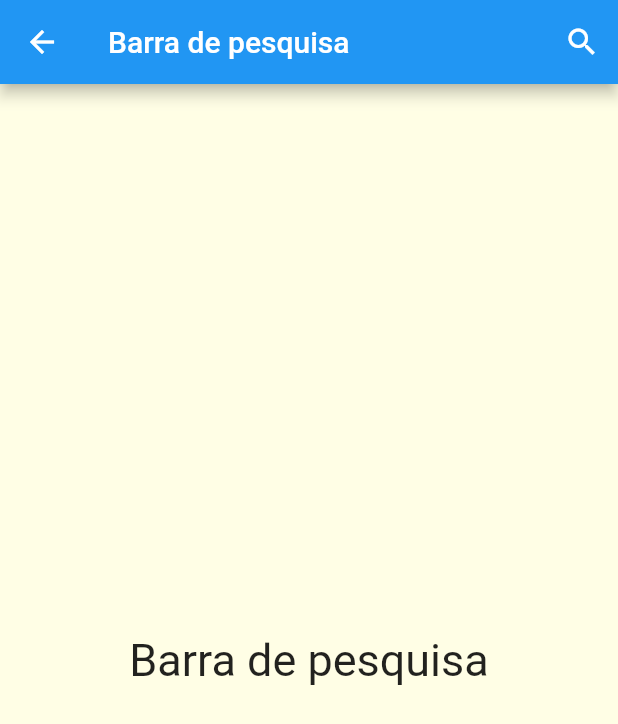
After one commit to Lucasdsf/Map4u, a Flutter app: the PesquisaScreen screen opened by its route, on a phone screen of 412 x 824 dp. The commit adds this screen. Shown: the top 724 px of the screen. Run offline on Flutter 3.47's test engine with Material 2 defaults, Android fonts, the phone set to English and light mode, and no system bars.

Commit message:
Tela de Pesquisa

```diff
--- a/map_for_u/lib/main.dart
+++ b/map_for_u/lib/main.dart
@@ -1,6 +1,7 @@
 import 'package:flutter/cupertino.dart';
 import 'package:flutter/material.dart';
 import 'package:map_for_u/screens/cadastro_screen.dart';
+import 'package:map_for_u/screens/pesquisa_screen.dart';
 import 'package:map_for_u/screens/rota_screen.dart';
 import 'package:map_for_u/utils/app_routes.dart';
 
@@ -22,6 +23,7 @@ class _Map4uState extends State<Map4u> {
         AppRoutes.HOME: (context) => MenuScreen(),
         AppRoutes.CADASTRAR:(context) => CadastroScreen(),
         AppRoutes.CADASTRAR_ROTA:(context) => RotaScreen(),
+        AppRoutes.PESQUISAR:(context) => PesquisaScreen(),
       }
     );
   }
--- /dev/null
+++ b/map_for_u/lib/screens/pesquisa_screen.dart
@@ -0,0 +1,34 @@
+import 'package:flutter/src/widgets/container.dart';
+import 'package:flutter/src/widgets/framework.dart';
+import 'package:flutter/material.dart';
+import 'package:map_for_u/data/botoes_cadastro.dart';
+import 'package:map_for_u/main.dart';
+import '../components/botaoRota_item.dart';
+import '../data/botoes_rota.dart';
+
+
+
+class PesquisaScreen extends StatelessWidget {
+  @override
+  Widget build(BuildContext context) {
+     return Scaffold(
+      appBar: AppBar(
+        title: const Text(
+          "Barra de pesquisa",
+        ),
+        actions: [
+          IconButton(
+              onPressed: () => Navigator.of(context)
+                  .push(MaterialPageRoute(builder: (_) => Text('hai'))),
+              icon: const Icon(Icons.search)),
+        ],
+      ),
+      body: const Center(
+        child: Text(
+          "Barra de pesquisa",
+          style: TextStyle(fontSize: 30),
+        ),
+      ),
+    );
+  }
+}
--- a/map_for_u/lib/utils/app_routes.dart
+++ b/map_for_u/lib/utils/app_routes.dart
@@ -2,4 +2,5 @@ class AppRoutes {
   static const HOME = '/';
   static const CADASTRAR = '/cadastar';
   static const CADASTRAR_ROTA = '/cadastrar-rota';
+  static const PESQUISAR = '/pesquisar';
 }
```
